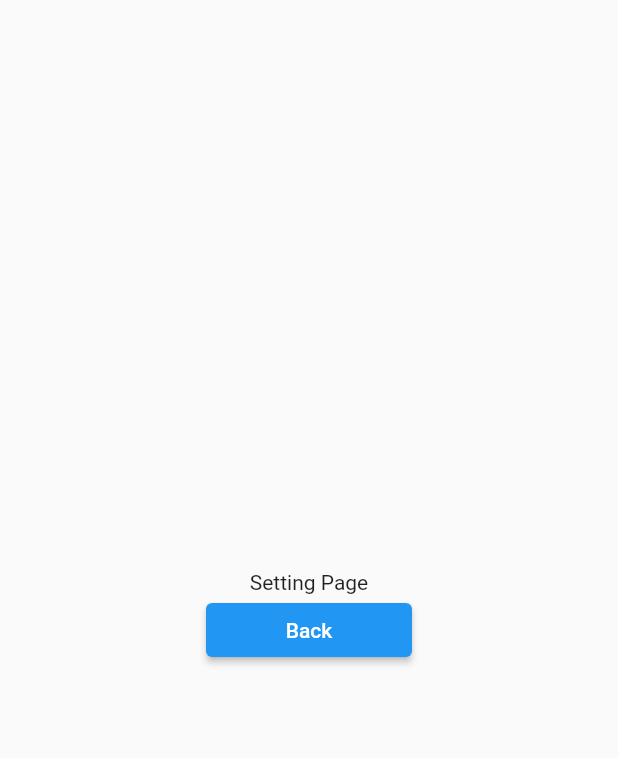
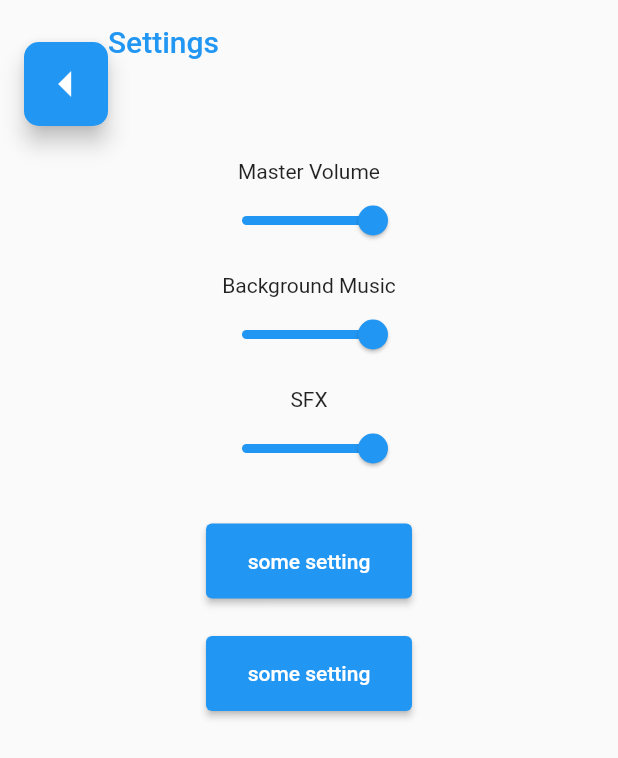
Before and after one commit to jh2k2/soundblade, a Flutter app: the Setting screen opened directly, on a phone screen of 412 x 824 dp. Shown: the top 758 px of the screen. Run offline on Flutter 3.47's test engine with Material 2 defaults, Android fonts, the phone set to English and light mode, and no system bars; missing offline and left inert: flame.

Commit message:
basic layout of settings page

```diff
--- a/lib/states/mainmenu.dart
+++ b/lib/states/mainmenu.dart
@@ -1,6 +1,6 @@
 import 'package:flutter/material.dart';
 import 'game.dart';
-import 'setting.dart';
+import 'settings.dart';
 
 class MainMenu extends StatelessWidget {
   const MainMenu();
@@ -17,24 +17,29 @@ class MainMenu extends StatelessWidget {
                 width: MediaQuery.of(context).size.width / 3,
                 child: ElevatedButton(
                     onPressed: () {
-                      Navigator.of(context).pushReplacement(
+                      Navigator.push(
+                        context,
                         MaterialPageRoute(
                           builder: (context) => const Game(),
                         ),
                       );
                     },
                     child: Text('Play'))),
+            Padding(
+              padding: EdgeInsets.only(top: 10),
+            ),
             SizedBox(
                 width: MediaQuery.of(context).size.width / 3,
                 child: ElevatedButton(
                     onPressed: () {
-                      Navigator.of(context).pushReplacement(
+                      Navigator.push(
+                        context,
                         MaterialPageRoute(
                           builder: (context) => const Setting(),
                         ),
                       );
                     },
-                    child: Text('Setting'))),
+                    child: Text('Settings'))),
           ],
         ),
       ),
--- a/lib/states/setting.dart
+++ /dev/null
@@ -1,31 +0,0 @@
-import 'package:flutter/material.dart';
-import 'mainmenu.dart';
-
-class Setting extends StatelessWidget {
-  const Setting();
-
-  @override
-  Widget build(BuildContext context) {
-    return Scaffold(
-      body: Center(
-        child: Column(
-          mainAxisAlignment: MainAxisAlignment.center,
-          children: [
-            Text('Setting Page'),
-            SizedBox(
-                width: MediaQuery.of(context).size.width / 3,
-                child: ElevatedButton(
-                    onPressed: () {
-                      Navigator.of(context).pushReplacement(
-                        MaterialPageRoute(
-                          builder: (context) => const MainMenu(),
-                        ),
-                      );
-                    },
-                    child: Text('Back'))),
-          ],
-        ),
-      ),
-    );
-  }
-}
--- /dev/null
+++ b/lib/states/settings.dart
@@ -0,0 +1,164 @@
+import 'package:flutter/material.dart';
+import 'mainmenu.dart';
+
+// Code to make the sliders work
+// might move to new file?
+class VolumeSlider extends StatefulWidget {
+  const VolumeSlider({Key? key}) : super(key: key);
+
+  @override
+  State<VolumeSlider> createState() => _MySlider();
+}
+
+class _MySlider extends State<VolumeSlider> {
+  double _currentSliderValue = 100;
+
+  @override
+  Widget build(BuildContext context) {
+    return Slider(
+      value: _currentSliderValue,
+      min: 0,
+      max: 100,
+      divisions: 100,
+      label: _currentSliderValue.round().toString(),
+      onChanged: (double value) {
+        setState(() {
+          _currentSliderValue = value;
+        });
+      },
+    );
+  }
+}
+
+// main settings page
+// this thing is kinda chonky but its basically 3 sections:
+//  1. app bar (thing at top)
+//  2. buttons and sliders (super repetitive prb a better way to do it, do help)
+//  3. button at the top that goes back
+class Setting extends StatelessWidget {
+  const Setting();
+
+  @override
+  Widget build(BuildContext context) {
+    return Scaffold(
+      // 1.
+      // top label that just says "Settings"
+      appBar: new AppBar(
+        leading: new Container(),
+        title: new Text(
+          'Settings',
+          style: TextStyle(color: Colors.blue),
+        ),
+        shadowColor: Colors.transparent,
+        backgroundColor: Colors.transparent,
+      ),
+
+      // 2.
+      // actual settings
+      body: Center(
+        child: Column(
+          mainAxisAlignment: MainAxisAlignment.start,
+          children: [
+            // Padding to make it look nice
+            Padding(
+              padding: EdgeInsets.only(top: 50),
+            ),
+
+            // Master Volume label + slider
+            Text('Master Volume'),
+            SizedBox(
+              width: MediaQuery.of(context).size.width / 3,
+              height: 50,
+              child: const VolumeSlider(),
+            ),
+
+            // Padding to make it look nice
+            Padding(
+              padding: EdgeInsets.only(top: 10),
+            ),
+
+            // bg music label + slider
+            Text('Background Music'),
+            SizedBox(
+              width: MediaQuery.of(context).size.width / 3,
+              height: 50,
+              child: const VolumeSlider(),
+            ),
+
+            // Padding to make it look nice
+            Padding(
+              padding: EdgeInsets.only(top: 10),
+            ),
+
+            // SFX label + slider
+            Text('SFX'),
+            SizedBox(
+              width: MediaQuery.of(context).size.width / 3,
+              height: 50,
+              child: const VolumeSlider(),
+            ),
+
+            // Padding to make it look nice
+            Padding(
+              padding: EdgeInsets.only(top: 25),
+            ),
+
+            // example button
+            SizedBox(
+                width: MediaQuery.of(context).size.width / 3,
+                height: 50,
+                child: ElevatedButton(
+                    onPressed: () {
+                      Navigator.of(context).pushReplacement(
+                        MaterialPageRoute(
+                          builder: (context) => const MainMenu(),
+                        ),
+                      );
+                    },
+                    child: Text('some setting'))),
+
+            // Padding to make it look nice
+            Padding(
+              padding: EdgeInsets.only(top: 25),
+            ),
+
+            // example button
+            SizedBox(
+                width: MediaQuery.of(context).size.width / 3,
+                height: 50,
+                child: ElevatedButton(
+                    onPressed: () {
+                      Navigator.of(context).pushReplacement(
+                        MaterialPageRoute(
+                          builder: (context) => const MainMenu(),
+                        ),
+                      );
+                    },
+                    child: Text('some setting'))),
+          ],
+        ),
+      ),
+
+      // 3.
+      // something that took way too much code...
+      // button at the very top that goes back to previous page
+      floatingActionButtonLocation: FloatingActionButtonLocation.startTop,
+      floatingActionButton: Positioned(
+        left: 30,
+        top: 60,
+        child: FloatingActionButton(
+          onPressed: () {
+            Navigator.pop(context);
+          },
+          child: Icon(
+            Icons.arrow_left,
+            size: 40,
+          ),
+          shape: RoundedRectangleBorder(
+            borderRadius: BorderRadius.circular(10),
+          ),
+        ),
+      ),
+    );
+  }
+}
```
